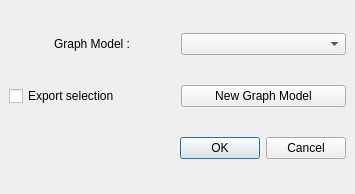
Before: the Qt Designer form src/visualea/resources/tofactory.ui in openalea/visualea, drawn with Qt 5.
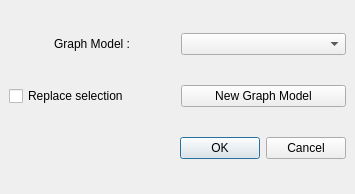
After: the same form once the commit is applied. Icons and pictures are not drawn.

Commit message: Add reload graph function Improve export to model

Diff of the .ui file:
```diff
--- a/src/visualea/resources/tofactory.ui
+++ b/src/visualea/resources/tofactory.ui
@@ -62,7 +62,7 @@
      <item>
       <widget class="QCheckBox" name="selectionBox" >
        <property name="text" >
-        <string>Export selection</string>
+        <string>Replace selection</string>
        </property>
       </widget>
      </item>
```
The commit also changes 9 other files.
